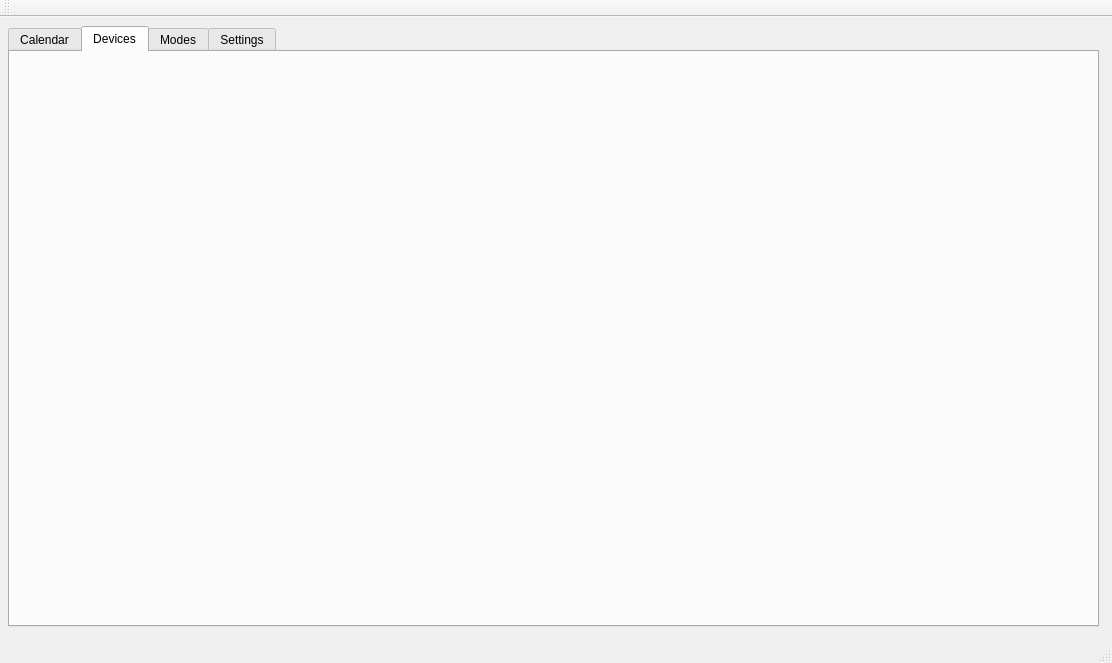
Above: mainwindow.ui from Lobelie/IHM-Project before the change. Below: the same form after it.
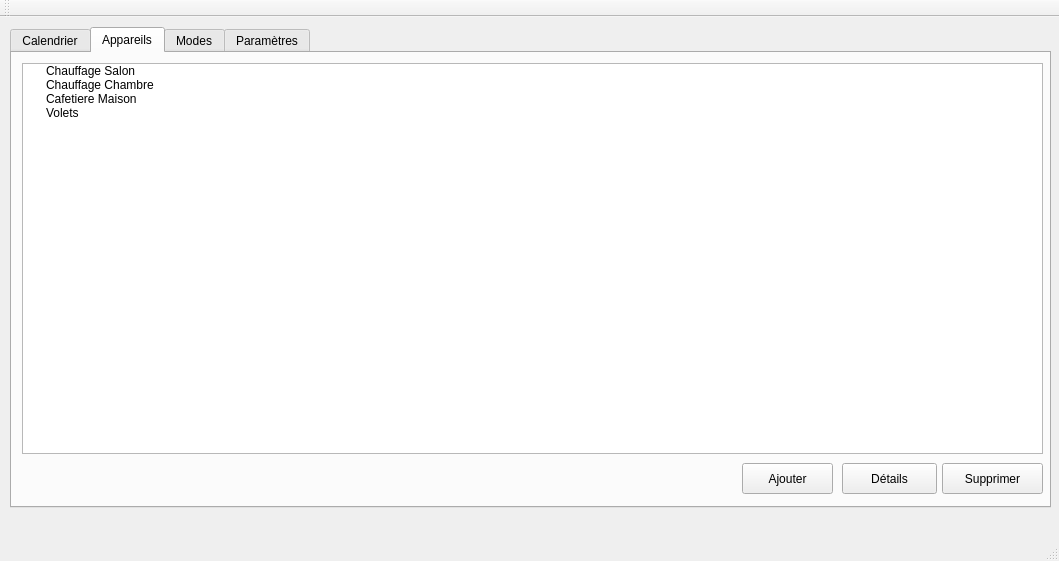
That is the form after the change. The open tabs and pages were chosen to show the change.

Commit message: Added primary interfaces

```diff
--- a/mainwindow.ui
+++ b/mainwindow.ui
@@ -6,8 +6,8 @@
    <rect>
     <x>0</x>
     <y>0</y>
-    <width>1112</width>
-    <height>663</height>
+    <width>1059</width>
+    <height>561</height>
    </rect>
   </property>
   <property name="windowTitle">
@@ -17,10 +17,10 @@
    <widget class="QTabWidget" name="tabWidget">
     <property name="geometry">
      <rect>
-      <x>8</x>
-      <y>9</y>
-      <width>1091</width>
-      <height>601</height>
+      <x>10</x>
+      <y>10</y>
+      <width>1041</width>
+      <height>481</height>
      </rect>
     </property>
     <property name="currentIndex">
@@ -28,13 +28,93 @@
     </property>
     <widget class="QWidget" name="tabCalendar">
      <attribute name="title">
-      <string>Calendar</string>
+      <string>Calendrier</string>
      </attribute>
     </widget>
     <widget class="QWidget" name="tabDevices">
      <attribute name="title">
-      <string>Devices</string>
+      <string>Appareils</string>
      </attribute>
+     <widget class="QPushButton" name="addAppareil">
+      <property name="geometry">
+       <rect>
+        <x>730</x>
+        <y>410</y>
+        <width>91</width>
+        <height>31</height>
+       </rect>
+      </property>
+      <property name="text">
+       <string>Ajouter</string>
+      </property>
+     </widget>
+     <widget class="QTreeWidget" name="appareilModeWidget">
+      <property name="geometry">
+       <rect>
+        <x>10</x>
+        <y>10</y>
+        <width>1021</width>
+        <height>391</height>
+       </rect>
+      </property>
+      <property name="dragEnabled">
+       <bool>true</bool>
+      </property>
+      <attribute name="headerVisible">
+       <bool>false</bool>
+      </attribute>
+      <column>
+       <property name="text">
+        <string/>
+       </property>
+      </column>
+      <item>
+       <property name="text">
+        <string>Chauffage Salon</string>
+       </property>
+      </item>
+      <item>
+       <property name="text">
+        <string>Chauffage Chambre</string>
+       </property>
+      </item>
+      <item>
+       <property name="text">
+        <string>Cafetiere Maison</string>
+       </property>
+      </item>
+      <item>
+       <property name="text">
+        <string>Volets</string>
+       </property>
+      </item>
+     </widget>
+     <widget class="QPushButton" name="suppAppareil">
+      <property name="geometry">
+       <rect>
+        <x>930</x>
+        <y>410</y>
+        <width>101</width>
+        <height>31</height>
+       </rect>
+      </property>
+      <property name="text">
+       <string>Supprimer</string>
+      </property>
+     </widget>
+     <widget class="QPushButton" name="detailAppareil">
+      <property name="geometry">
+       <rect>
+        <x>830</x>
+        <y>410</y>
+        <width>95</width>
+        <height>31</height>
+       </rect>
+      </property>
+      <property name="text">
+       <string>Détails</string>
+      </property>
+     </widget>
     </widget>
     <widget class="QWidget" name="tabModes">
      <attribute name="title">
@@ -43,7 +123,7 @@
     </widget>
     <widget class="QWidget" name="tabSettings">
      <attribute name="title">
-      <string>Settings</string>
+      <string>Paramètres</string>
      </attribute>
     </widget>
    </widget>
```
Left out of the diff: 100 changed lines with no effect on the pictures. The commit also changes 3 other files.
